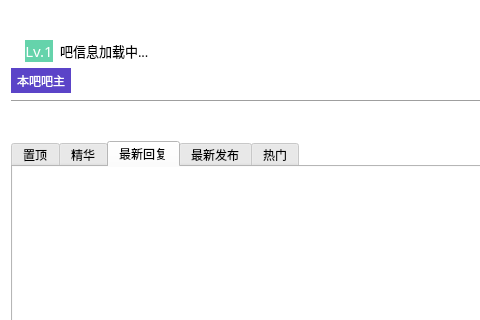
First picture: the form in resf/ba_head.ui, repository clb-128258/TiebaDesktop, before the edit; both pictures show x 0 to 480 and y 0 to 320 of the 823 by 611 pixel window.
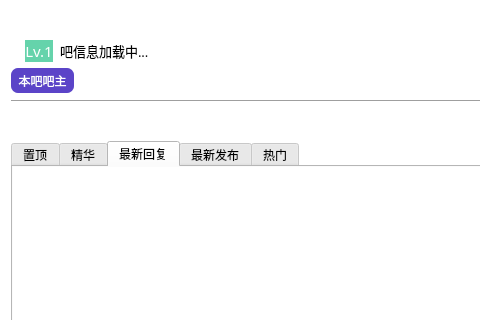
Second picture: the form after the edit.

```diff
--- a/resf/ba_head.ui
+++ b/resf/ba_head.ui
@@ -461,13 +461,13 @@
       <widget class="QLabel" name="label_8">
        <property name="minimumSize">
         <size>
-         <width>60</width>
+         <width>63</width>
          <height>25</height>
         </size>
        </property>
        <property name="maximumSize">
         <size>
-         <width>60</width>
+         <width>63</width>
          <height>25</height>
         </size>
        </property>
@@ -475,6 +475,7 @@
         <string notr="true">QLabel{
 	background-color: rgb(91, 68, 200);
 	color: rgb(255, 255, 255);
+	border-radius: 7px;
 }
 </string>
        </property>
```
